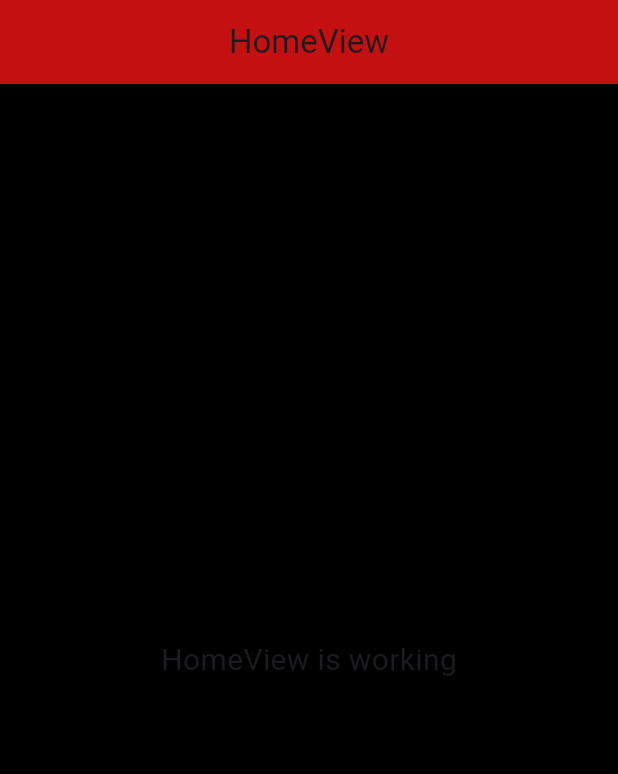
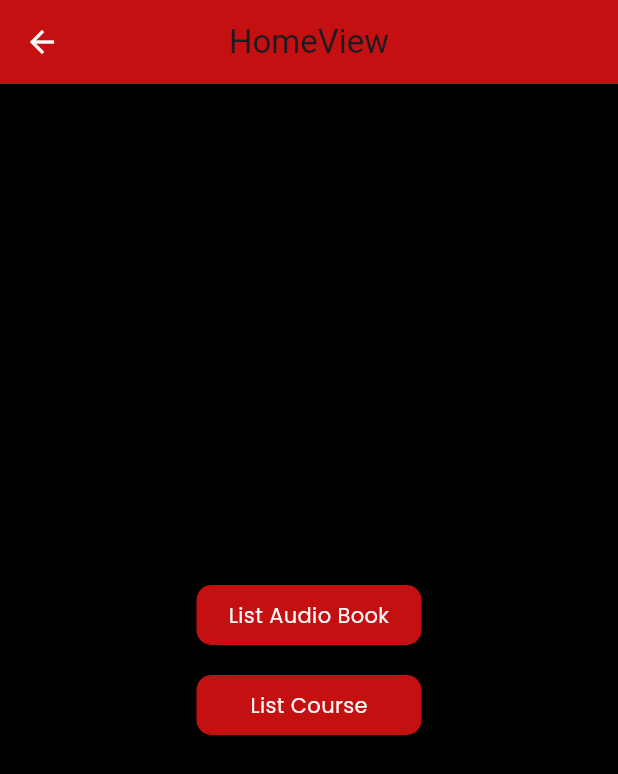
Before and after one commit to makayasa/talent-insider-test, a Flutter app: the HomeView screen opened by its route, on a phone screen of 412 x 824 dp. Shown: the top 774 px of the screen. Run offline on Flutter 3.47's test engine with Material 3 defaults, Android fonts, the light colour scheme and no system bars; our stand-ins replace cached_network_image, chewie, connectivity_plus, dio, dots_indicator, flutter_form_builder and 6 more; missing offline and left inert: cookie_jar, dio_cookie_manager; statements that could not run were skipped.

Commit message:
final commit

```diff
--- a/lib/app/modules/boarding/views/boarding_view.dart
+++ b/lib/app/modules/boarding/views/boarding_view.dart
@@ -136,6 +136,7 @@ class BoardingView extends GetView<BoardingController> {
                 ),
               ),
             ),
+            const SizedBox(height: 20),
           ],
         ),
       ),
--- a/lib/app/modules/home/views/home_view.dart
+++ b/lib/app/modules/home/views/home_view.dart
@@ -1,6 +1,8 @@
 import 'package:flutter/material.dart';
-
 import 'package:get/get.dart';
+import 'package:skeleton/app/components/default_button.dart';
+import 'package:skeleton/app/components/default_text.dart';
+import 'package:skeleton/app/routes/app_pages.dart';
 
 import '../controllers/home_controller.dart';
 
@@ -13,10 +15,30 @@ class HomeView extends GetView<HomeController> {
         title: const Text('HomeView'),
         centerTitle: true,
       ),
-      body: const Center(
-        child: Text(
-          'HomeView is working',
-          style: TextStyle(fontSize: 20),
+      body: Center(
+        child: Column(
+          mainAxisAlignment: MainAxisAlignment.center,
+          children: [
+            DefaultButton(
+              onTap: () {
+                Get.toNamed(Routes.LIST_AUDIO_BOOK);
+              },
+              width: 150,
+              child: Center(
+                child: DefText('List Audio Book').normal,
+              ),
+            ),
+            const SizedBox(height: 20),
+            DefaultButton(
+              onTap: () {
+                Get.toNamed(Routes.LIST_COURSE);
+              },
+              width: 150,
+              child: Center(
+                child: DefText('List Course').normal,
+              ),
+            ),
+          ],
         ),
       ),
     );
--- a/lib/app/modules/login/components/login_field.dart
+++ b/lib/app/modules/login/components/login_field.dart
@@ -13,12 +13,14 @@ class LoginField extends StatelessWidget {
     required this.fieldName,
     this.isPassword = false,
     this.isEmail = false,
+    this.initialValue,
   });
   final String label;
   final String hint;
   final String fieldName;
   final bool isEmail;
   final bool isPassword;
+  final String? initialValue;
 
   @override
   Widget build(BuildContext context) {
@@ -35,6 +37,8 @@ class LoginField extends StatelessWidget {
           // name: 'email',
           name: fieldName,
           obscureText: isPassword,
+          style: kDefaultTextStyle,
+          initialValue: initialValue,
           decoration: InputDecoration(
             // hintText: 'Enter Work E-mail',
             hintText: hint,
--- a/lib/app/modules/login/views/login_view.dart
+++ b/lib/app/modules/login/views/login_view.dart
@@ -44,6 +44,7 @@ class LoginView extends GetView<LoginController> {
                 isEmail: true,
                 fieldName: 'email',
                 hint: 'Enter Work E-mail',
+                initialValue: 'test.mobile@gmail.com',
               ),
               const SizedBox(height: 15),
               const LoginField(
@@ -51,6 +52,7 @@ class LoginView extends GetView<LoginController> {
                 isPassword: true,
                 fieldName: 'password',
                 hint: 'Enter Password',
+                initialValue: 'testmobile',
               ),
               const SizedBox(height: 35),
               DefaultButton(
@@ -58,6 +60,9 @@ class LoginView extends GetView<LoginController> {
                 child: Center(
                   child: DefText('Log In', color: kBgWhite).semilarge,
                 ),
+                onTap: () {
+                  controller.login();
+                },
               ),
               const SizedBox(height: 15),
               Row(
--- a/lib/app/routes/app_pages.dart
+++ b/lib/app/routes/app_pages.dart
@@ -21,7 +21,7 @@ class AppPages {
   AppPages._();
 
   // static const INITIAL = Routes.BOARDING;
-  static const INITIAL = Routes.LIST_AUDIO_BOOK;
+  static const INITIAL = Routes.BOARDING;
   // static const INITIAL = Routes.DETAIL_COURSE;
 
   static final routes = [
--- a/lib/config/color_constants.dart
+++ b/lib/config/color_constants.dart
@@ -37,6 +37,9 @@ final kPrimaryTheme = ThemeData(
   primaryColor: kPrimaryColor,
   appBarTheme: const AppBarTheme(
     color: kPrimaryColor,
+    iconTheme: IconThemeData(
+      color: kBgWhite,
+    ),
   ),
   iconTheme: kIconTheme,
   bottomNavigationBarTheme: kBotNavTheme,
@@ -46,7 +49,8 @@ final kPrimaryTheme = ThemeData(
   ),
   iconButtonTheme: const IconButtonThemeData(
     style: ButtonStyle(
-      iconColor: MaterialStatePropertyAll(kPrimaryColor),
+      // iconColor: MaterialStatePropertyAll(kPrimaryColor),
+      iconColor: MaterialStatePropertyAll(kBgWhite),
     ),
   ),
   navigationBarTheme: NavigationBarThemeData(),
--- a/lib/config/constant.dart
+++ b/lib/config/constant.dart
@@ -1,10 +1,11 @@
 import 'package:flutter/material.dart';
 import 'package:google_fonts/google_fonts.dart';
+import 'package:skeleton/config/color_constants.dart';
 
 TextStyle get kDefaultTextStyle {
   return GoogleFonts.poppins(
     // color: kBgBlack,
-    color: Colors.red,
+    color: kBgWhite,
     fontStyle: FontStyle.normal,
     fontWeight: FontWeight.normal,
   );
```
Also changed, not shown: lib/app/modules/login/controllers/login_controller.dart (+33 -3 lines).
